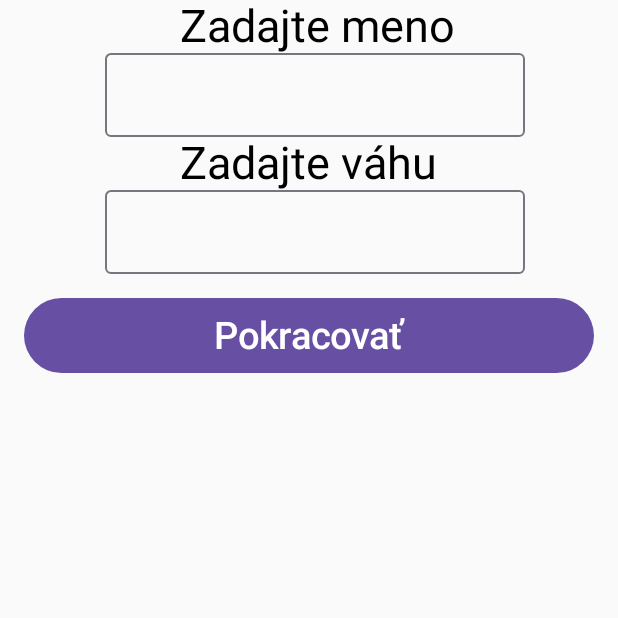
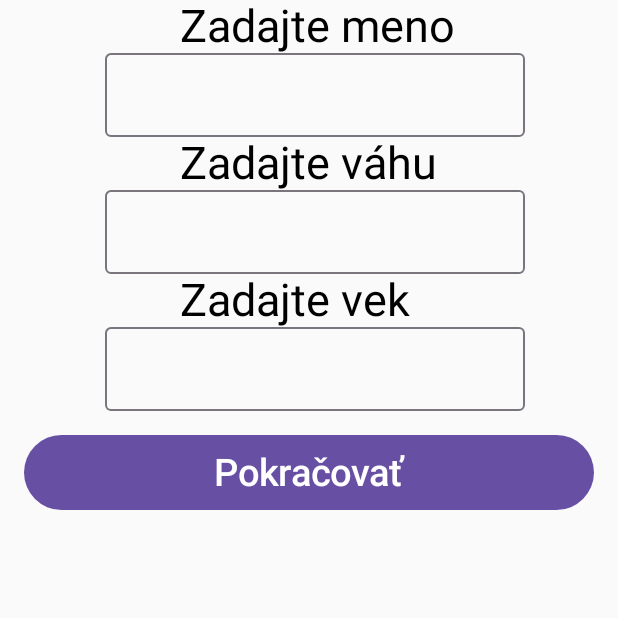
Before and after one commit to USKY77/KoncorocnyProjektAndroid, an Android app built with Jetpack Compose: the screen it shows after launch (MainActivity), on a phone screen of 412 x 824 dp, the top half of it. Run offline under Robolectric (Android 15) with nearby library versions, the phone set to English and light mode, and no system bars.

Commit message:
prvy skusobny kommit, Uvodne okno,

```diff
--- a/app/src/main/java/com/example/projekt/MainActivity.kt
+++ b/app/src/main/java/com/example/projekt/MainActivity.kt
@@ -6,52 +6,51 @@ import androidx.activity.compose.setContent
 import androidx.compose.animation.AnimatedContent
 import androidx.compose.animation.ExperimentalAnimationApi
 import androidx.compose.foundation.layout.Column
-import androidx.compose.foundation.layout.fillMaxSize
 import androidx.compose.foundation.layout.fillMaxWidth
 import androidx.compose.foundation.layout.padding
 import androidx.compose.foundation.layout.size
 import androidx.compose.material3.Button
 import androidx.compose.material3.ExperimentalMaterial3Api
-import androidx.compose.material3.MaterialTheme
 import androidx.compose.material3.OutlinedTextField
-import androidx.compose.material3.Surface
 import androidx.compose.material3.Text
 import androidx.compose.runtime.Composable
 import androidx.compose.runtime.mutableStateOf
 import androidx.compose.runtime.remember
 import androidx.compose.ui.Modifier
-import androidx.compose.ui.semantics.Role.Companion.Button
-import androidx.compose.ui.tooling.preview.Preview
 import androidx.compose.ui.unit.dp
 import androidx.compose.ui.unit.sp
-import com.example.projekt.ui.theme.ProjektTheme
+import androidx.core.app.NotificationCompat
 
-data class Hodnoty(val meno:String, val vaha:String)
+data class Hodnoty(val meno: String, val vaha: String, val vek: String)
 
 class MainActivity : ComponentActivity() {
     @OptIn(ExperimentalMaterial3Api::class, ExperimentalAnimationApi::class)
     override fun onCreate(savedInstanceState: Bundle?) {
         super.onCreate(savedInstanceState)
         setContent {
-            val hodnoty = remember { mutableStateOf<Hodnoty?>(null) }
-            AnimatedContent(targetState = hodnoty.value){ h ->
-                if (h == null){
-                    Main { meno, vaha-> hodnoty.value = Hodnoty(meno,vaha) }
+            val hodnoty = remember { mutableStateOf<Hodnoty?>(null) } // zisti co toto robi
+            AnimatedContent(targetState = hodnoty.value, label = "") { h ->
+                // TODO pozri si 'arrow function' v kotline ako funguje a co to je
+                if (h == null) {
+                    Main { meno, vaha, vek -> hodnoty.value = Hodnoty(meno, vaha, vek) }
                 }
             }
 
         }
-            } //nieco zmena test
+    }
 
-
-        }
+    var builder = NotificationCompat.Builder(this,)
+        .setSmallIcon(R.drawable.flasa)
+        .setContentTitle("Upozornenie!")
+        .setContentText("TREBA SA NAPIŤ")
+        .setPriority(NotificationCompat.PRIORITY_DEFAULT)
 
     @OptIn(ExperimentalMaterial3Api::class)
     @Composable
-fun Main(onButton : (String, String) -> Unit) {
+    fun Main(onButton: (String, String, String) -> Unit) {
         Column {
 
-
+            val vek = remember { mutableStateOf("") }
             val meno = remember { mutableStateOf("") }
             val vaha = remember { mutableStateOf("") }
 
@@ -80,17 +79,37 @@ fun Main(onButton : (String, String) -> Unit) {
                 onValueChange = { vaha.value = it },
                 modifier = Modifier.padding(start = 70.dp)
             )
+            Text(
+                text = "Zadajte vek",
+                fontSize = 30.sp,
+                modifier = Modifier.padding(start = 120.dp)
+
+            )
+            OutlinedTextField(
+                value = vek.value,
+                onValueChange = { vek.value = it },
+                modifier = Modifier.padding(start = 70.dp)
+            )
             Button(modifier = Modifier
                 .padding(16.dp)
                 .fillMaxWidth()
                 .size(50.dp),
                 onClick = {
-                onButton(meno.value, vaha.value)
+                    // tu musis vytvorit novu aktivitu ktora ti da toto okno do pozadia a otvori novu
+                    onButton(meno.value, vaha.value, vek.value)
                 }) {
-            Text(text = "Pokracovať", fontSize = 25.sp)
+                Text(text = "Pokračovať", fontSize = 25.sp)
 
 
 
             }
         }
     }
+}
+/*fun stpracujHodnoty(String: meno, Int: vaha) {
+    // Toto bude kvazi tvoj bacend
+    if (vaha > 100) {
+        println('vypi viac ako 5L denne')
+    }
+}
+*/
```
Also changed, not shown: app/src/main/res/drawable/flasa.png (added). Lines whose indentation alone changed are shown as unchanged.
